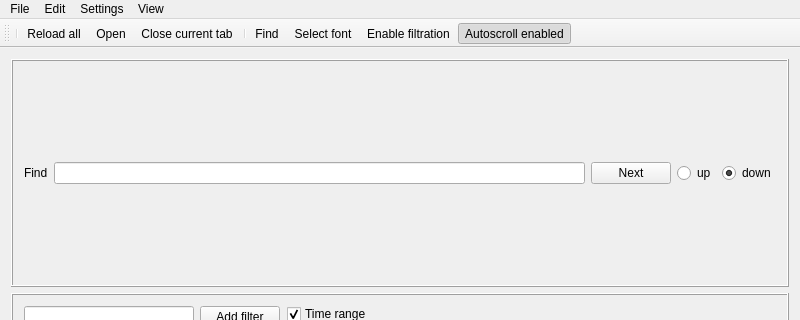
This is src/mainwindow.ui in lysevi/logan as Qt 5 draws it before an edit; both pictures show x 0 to 800 and y 0 to 320 of the 800 by 600 pixel window. The edited form follows.
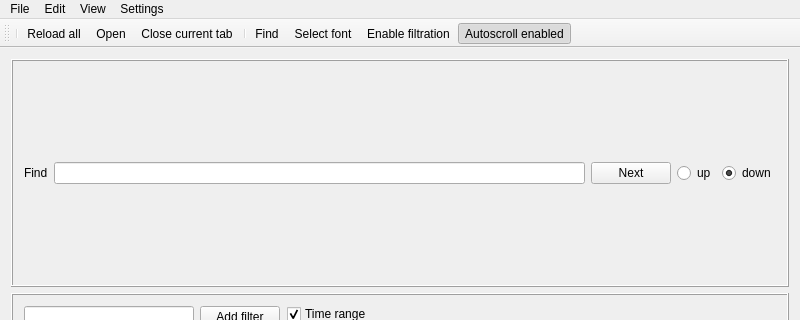
This is the edited form. Icons and pictures are not drawn.

The edit to the form file:
```diff
--- a/src/mainwindow.ui
+++ b/src/mainwindow.ui
@@ -223,8 +223,8 @@
    </widget>
    <addaction name="menuFile"/>
    <addaction name="menuEdit"/>
-   <addaction name="menu"/>
    <addaction name="menuView"/>
+   <addaction name="menu"/>
   </widget>
   <widget class="QToolBar" name="mainToolBar">
    <property name="iconSize">
```
